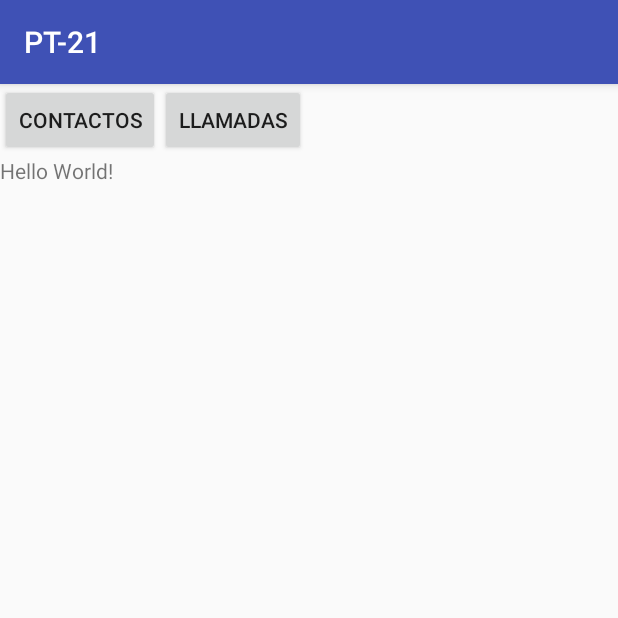
After one commit to damarillom/PT-21-Android, an Android app: the CallActivity screen opened directly, with no data from a screen before it, on a phone screen of 412 x 824 dp, the top half of it. The commit adds this screen. Run offline under Robolectric (Android 15) with nearby library versions, the phone set to English and light mode, and no system bars; 2 statements that could not run were skipped.

Commit message:
llamadas (sin terminar)

```diff
--- a/app/src/main/AndroidManifest.xml
+++ b/app/src/main/AndroidManifest.xml
@@ -2,7 +2,7 @@
 <manifest xmlns:android="http://schemas.android.com/apk/res/android"
     package="com.dam.iam26509397.myapplication">
 
-    <uses-permission android:name="android.permission.INTERNET"/>
+    <uses-permission android:name="android.permission.INTERNET" />
     <uses-permission android:name="android.permission.WAKE_LOCK" />
     <uses-permission android:name="android.permission.WRITE_EXTERNAL_STORAGE" />
     <uses-permission android:name="android.permission.RECORD_AUDIO" />
@@ -11,6 +11,7 @@
     <uses-permission android:name="android.permission.WRITE_CALL_LOG" />
     <uses-permission android:name="android.permission.READ_CONTACTS" />
     <uses-permission android:name="android.permission.WRITE_CONTACTS" />
+    <uses-permission android:name="android.permission.CALL_PHONE" />
 
     <application
         android:allowBackup="true"
@@ -29,6 +30,7 @@
                 <category android:name="android.intent.category.LAUNCHER" />
             </intent-filter>
         </activity>
+        <activity android:name=".CallActivity"></activity>
     </application>
 
 </manifest>
--- /dev/null
+++ b/app/src/main/res/layout/activity_call.xml
@@ -0,0 +1,32 @@
+<?xml version="1.0" encoding="utf-8"?>
+<LinearLayout xmlns:android="http://schemas.android.com/apk/res/android"
+    xmlns:tools="http://schemas.android.com/tools" android:layout_width="match_parent"
+    android:layout_height="match_parent"
+    android:orientation="vertical"
+    tools:context=".MainActivity">
+
+    <LinearLayout
+        android:orientation="horizontal"
+        android:layout_width="match_parent"
+        android:layout_height="wrap_content">
+
+        <Button
+            android:layout_width="wrap_content"
+            android:layout_height="wrap_content"
+            android:text="Contactos"
+            android:id="@+id/button" />
+
+        <Button
+            android:layout_width="wrap_content"
+            android:layout_height="wrap_content"
+            android:text="Llamadas"
+            android:id="@+id/llamadas"
+            android:layout_gravity="center_horizontal" />
+    </LinearLayout>
+
+    <TextView android:text="Hello World!"
+        android:layout_width="wrap_content"
+        android:layout_height="wrap_content"
+        android:id="@+id/texto" />
+
+</LinearLayout>
--- a/app/src/main/res/menu/menu_main.xml
+++ b/app/src/main/res/menu/menu_main.xml
@@ -7,4 +7,9 @@
         android:orderInCategory="100"
         android:title="@string/action_settings"
         app:showAsAction="never" />
+    <item
+        android:id="@+id/action_call"
+        android:orderInCategory="100"
+        android:title="@string/action_call"
+        app:showAsAction="never" />
 </menu>
--- a/app/src/main/res/values/strings.xml
+++ b/app/src/main/res/values/strings.xml
@@ -1,4 +1,5 @@
 <resources>
     <string name="app_name">PT-21</string>
     <string name="action_settings">Settings</string>
+    <string name="action_call">call</string>
 </resources>
```
Also changed, not shown: app/src/main/java/com/dam/iam26509397/myapplication/CallActivity.java (added, +138 -0 lines), app/src/main/java/com/dam/iam26509397/myapplication/MainActivity.java (+9 -1 lines).
